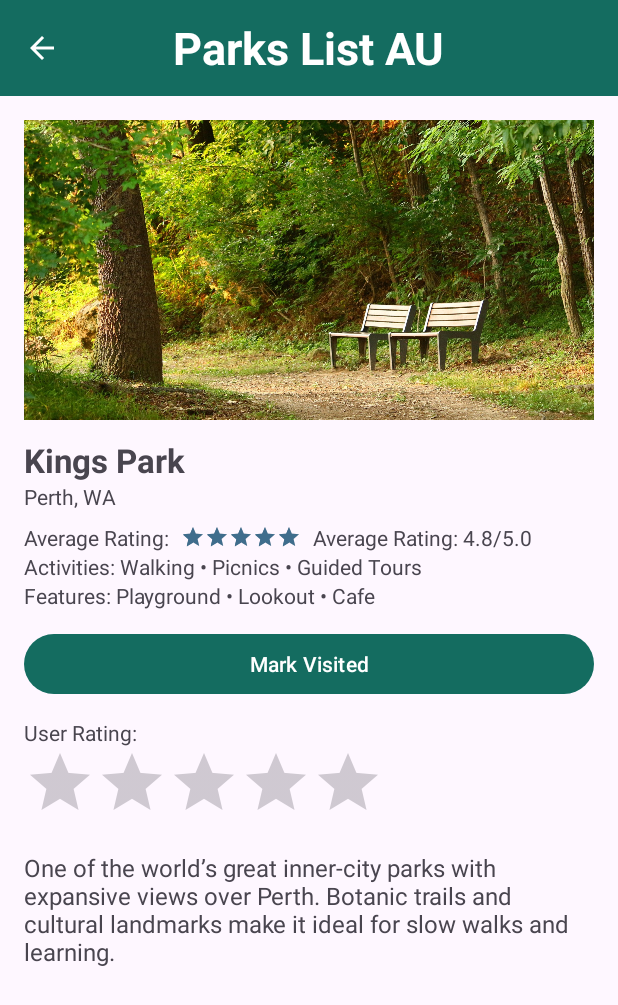
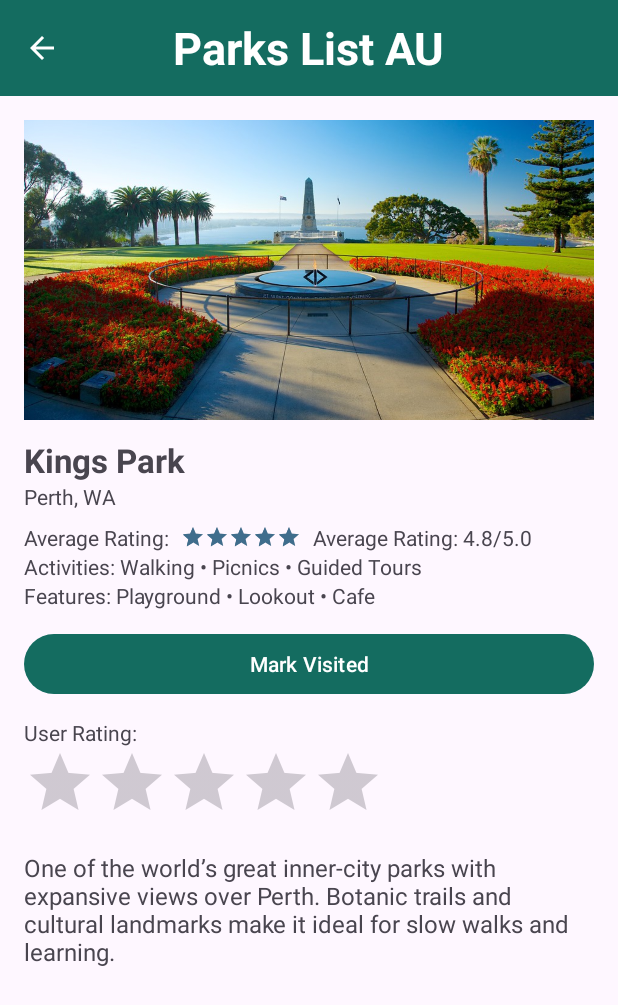
Before and after one commit to MitchellPescud/COMP2008-Assignment-1, an Android app: the Explore screen opened directly, with no data from a screen before it, after a tap on "Kings Park", on a phone screen of 412 x 824 dp. Shown: the top 1005 px of the screen. Run offline under Robolectric (Android 15) with nearby library versions, the phone set to English and light mode, and no system bars; 1 other tap on this screen came first.

Commit message:
Updated Park Photos and Back Arrow now pops the activity in detailed view

```diff
--- a/app/src/main/java/com/example/comp2008assignment1/ParkAdapter.kt
+++ b/app/src/main/java/com/example/comp2008assignment1/ParkAdapter.kt
@@ -7,6 +7,7 @@ import android.widget.ImageButton
 import android.widget.TextView
 import androidx.recyclerview.widget.RecyclerView
 import android.content.Intent
+import com.google.android.material.imageview.ShapeableImageView
 
 // Adapter to handle displaying a list of Park objects inside a RecyclerView
 // Responsible for binding data to item views and handling interactions (favourite button)
@@ -64,6 +65,7 @@ class ParkAdapter(
     ) : RecyclerView.ViewHolder(itemView) {
 
         // UI elements inside item_park.xml
+        private val parkImage: ShapeableImageView = itemView.findViewById(R.id.imagePark)
         private val name: TextView = itemView.findViewById(R.id.textName)
         private val location: TextView = itemView.findViewById(R.id.textLocation)
         private val activities: TextView = itemView.findViewById(R.id.textActivities)
@@ -76,6 +78,20 @@ class ParkAdapter(
 
             // Ensure isFavourite is synced with persisted storage (e.g., SharedPreferences)
             park.isFavourite = FavouriteStore.isFavourite(ctx, park.parkID)
+
+            // Try to resolve park image using parkID
+            val imageResId = ctx.resources.getIdentifier(
+                park.parkID.lowercase(), // assumes drawable names are lowercase
+                "drawable",
+                ctx.packageName
+            )
+
+            // If image exists, use it; otherwise fallback to sample
+            if (imageResId != 0) {
+                parkImage.setImageResource(imageResId)
+            } else {
+                parkImage.setImageResource(R.drawable.sample_park) // fallback/default
+            }
 
             // Set name and location text
             name.text = park.name
--- a/app/src/main/java/com/example/comp2008assignment1/ParkDetailedView.kt
+++ b/app/src/main/java/com/example/comp2008assignment1/ParkDetailedView.kt
@@ -12,6 +12,9 @@ import android.widget.Toast
 import com.google.android.material.appbar.MaterialToolbar
 import android.widget.RatingBar
 import android.widget.Button
+import android.widget.ImageView
+import android.util.Log
+import java.util.Locale
 
 class ParkDetailedView : AppCompatActivity() {
     override fun onCreate(savedInstanceState: Bundle?) {
@@ -29,12 +32,11 @@ class ParkDetailedView : AppCompatActivity() {
         // --- Toolbar setup ---
         val toolbar = findViewById<MaterialToolbar>(R.id.Navigation_Bar)
         setSupportActionBar(toolbar)
-        supportActionBar?.setDisplayHomeAsUpEnabled(true)  // Show back arrow
-        supportActionBar?.setDisplayShowTitleEnabled(false) // Hide default title (use custom TextView instead)
-        toolbar.setNavigationOnClickListener { // Handle back arrow click
-            val intent = Intent(this, MainActivity::class.java) // Navigate back to MainActivity
-            startActivity(intent)
-            finish() // Close Explore activity
+        supportActionBar?.setDisplayHomeAsUpEnabled(true)      // show back arrow
+        supportActionBar?.setDisplayShowTitleEnabled(false)    // using custom title view
+
+        toolbar.setNavigationOnClickListener {
+            onBackPressedDispatcher.onBackPressed()            // pop this activity, go back to previous
         }
 
         // --- Get park id from Intent ---
@@ -66,6 +68,19 @@ class ParkDetailedView : AppCompatActivity() {
         val avgRatingBar = findViewById<RatingBar>(R.id.ratingBar)
         val userRatingBar = findViewById<RatingBar>(R.id.ratingBarUser)
         val btnVisited = findViewById<Button>(R.id.btnVisited)
+        val parkImage = ParkRepository.getById(parkId)
+
+        // --- Park header image (with fallback) ---
+        val imageView = findViewById<ImageView>(R.id.imagePark)
+        val resName = park.parkID.lowercase(Locale.ROOT)
+        val photoResId = resources.getIdentifier(resName, "drawable", packageName)
+
+        if (photoResId != 0) {
+            imageView.setImageResource(photoResId)
+        } else {
+            Log.w("ParkDetailedView", "Drawable not found for parkID='$resName'. Using sample_park.")
+            imageView.setImageResource(R.drawable.sample_park) // fallback/default
+        }
 
         // --- Persist visited + rating ---
         val prefs = getSharedPreferences("item_detail", Context.MODE_PRIVATE)
--- a/app/src/main/res/layout/activity_detailed_park.xml
+++ b/app/src/main/res/layout/activity_detailed_park.xml
@@ -49,6 +49,7 @@
             android:orientation="vertical">
 
             <ImageView
+                android:id="@+id/imagePark"
                 android:src="@drawable/sample_park"
                 android:layout_width="match_parent"
                 android:layout_height="200dp"
```
Also changed, not shown: app/src/main/res/drawable/albert_park.jpg (added), app/src/main/res/drawable/botanic_gardens_adelaide.jpg (added), app/src/main/res/drawable/centenary_park.jpg (added), app/src/main/res/drawable/darwin_waterfront.jpg (added), app/src/main/res/drawable/flinders_park.jpg (added), app/src/main/res/drawable/hyde_park.jpg (added), app/src/main/res/drawable/kings_park.jpg (added), app/src/main/res/drawable/launceston_city_park.jpg (added), app/src/main/res/drawable/new_farm_park.jpg (added), app/src/main/res/drawable/southbank_parklands.jpg (added), 1 other file.
